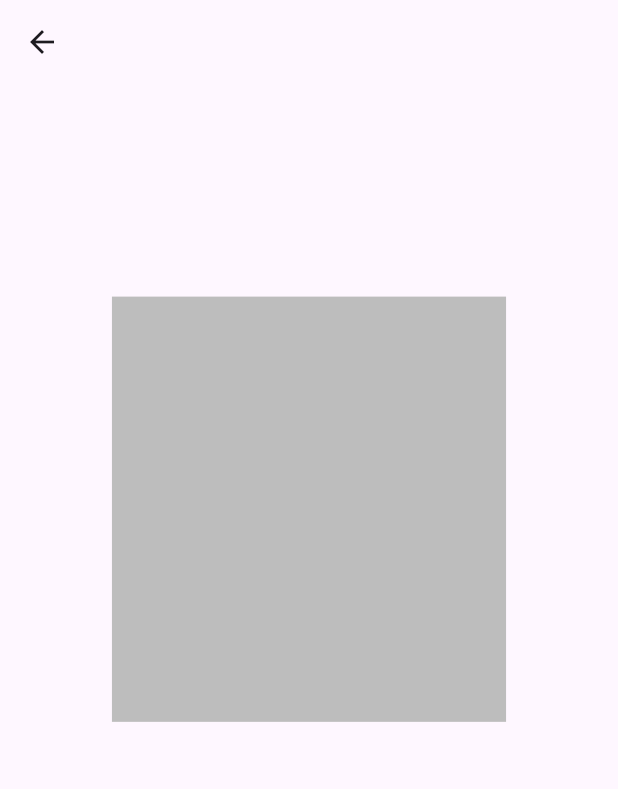
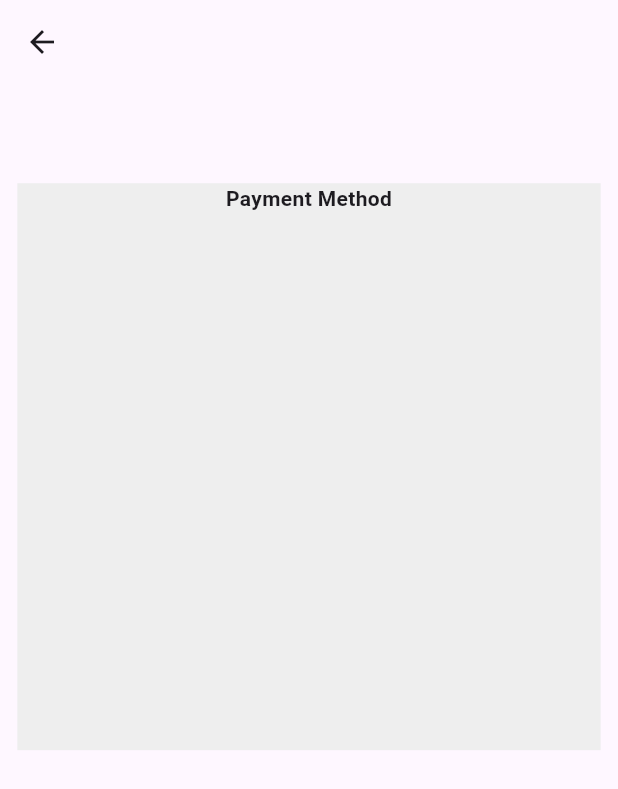
Before and after one commit to Mashrur112/assignment_product, a Flutter app: the second_page screen opened directly, on a phone screen of 412 x 824 dp. Shown: the top 789 px of the screen. Run offline on Flutter 3.47's test engine with Material 2 defaults, Android fonts, the phone set to English and light mode, and no system bars.

Commit message:
container

```diff
--- a/lib/second page.dart
+++ b/lib/second page.dart
@@ -16,13 +16,18 @@ class _second_pageState extends State<second_page> {
       body: Column(
 
         children: [
-          Container(height:(150/872)*screenH),
+          Container(height:(70/872)*screenH),
           Center(
             child: Container(
-              height:(300/872)*screenH ,
-              width: (250/392)*screenW,
+              height:(400/872)*screenH ,
+              width: (370/392)*screenW,
               decoration: BoxDecoration(
-                color: Colors.grey.shade400,
+                color: Colors.grey.shade200,
+              ),
+              child: Column(
+                children: [
+                  Text("Payment Method",style: TextStyle(fontWeight: FontWeight.bold),)
+                ],
               ),
             ),
           )
```
